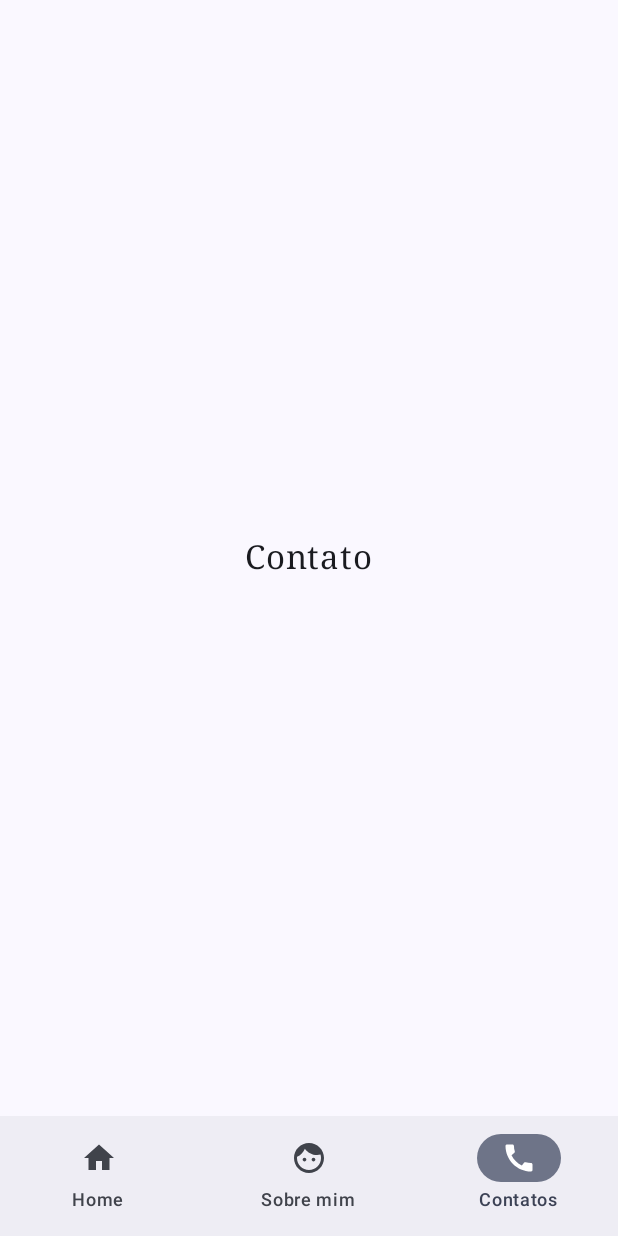
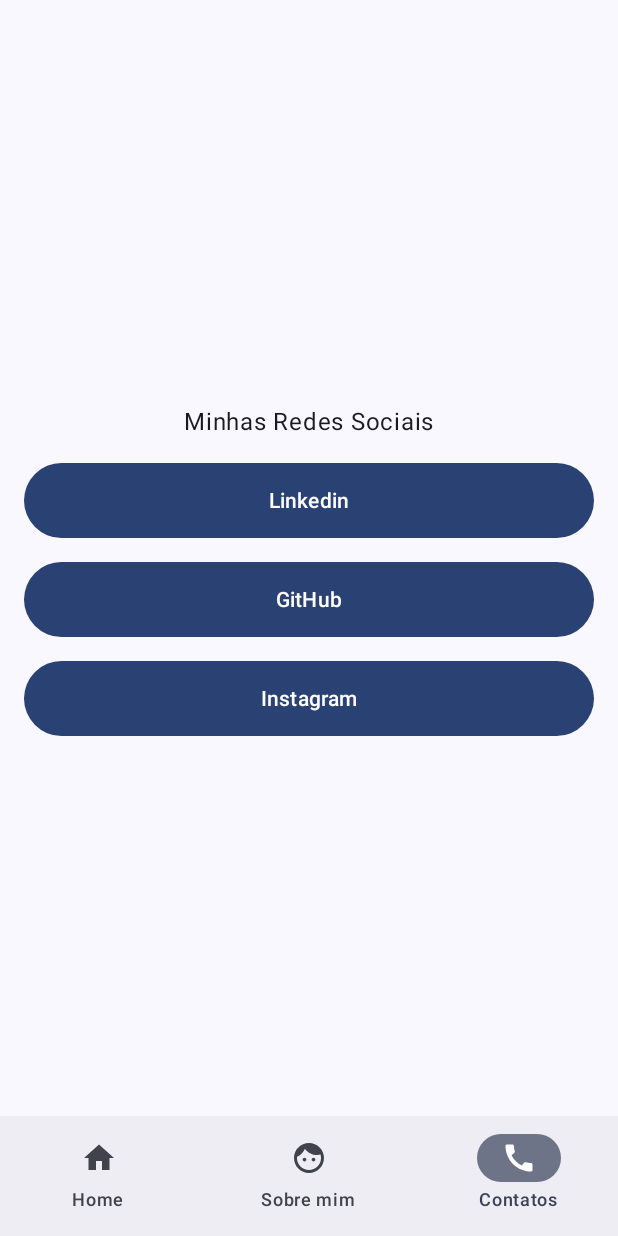
Before and after one commit to RodManzella/SinglePortfolio-JetpackCompose, an Android app built with Jetpack Compose: the Contato screen opened through its navigation route, on a phone screen of 412 x 824 dp. Run offline under Robolectric (Android 15) with nearby library versions, the phone set to English and light mode, and no system bars.

Commit message:
contatos

```diff
--- a/app/src/main/java/com/example/dugs_jetpackcompose/screens/Contato.kt
+++ b/app/src/main/java/com/example/dugs_jetpackcompose/screens/Contato.kt
@@ -1,23 +1,63 @@
 package com.example.dugs_jetpackcompose.screens
 
-import androidx.compose.foundation.layout.Box
+import android.content.Intent
+import android.net.Uri
+import androidx.compose.foundation.layout.Arrangement
+import androidx.compose.foundation.layout.Column
+import androidx.compose.foundation.layout.Spacer
 import androidx.compose.foundation.layout.fillMaxSize
+import androidx.compose.foundation.layout.fillMaxWidth
+import androidx.compose.foundation.layout.height
+import androidx.compose.foundation.layout.padding
+import androidx.compose.material3.Button
 import androidx.compose.material3.Text
 import androidx.compose.runtime.Composable
 import androidx.compose.ui.Alignment
 import androidx.compose.ui.Modifier
-import androidx.compose.ui.text.font.FontFamily
-import androidx.compose.ui.unit.sp
+import androidx.compose.ui.platform.LocalContext
+import androidx.compose.ui.unit.dp
 
 @Composable
 fun Contato(){
-    Box(
+    Column(
         modifier = Modifier
-            .fillMaxSize(),
-        contentAlignment = Alignment.Center){
-        Text(text = "Contato",
-            fontFamily = FontFamily.Serif,
-            fontSize = 22.sp
+            .fillMaxSize()
+            .padding(16.dp),
+        verticalArrangement = Arrangement.Center,
+        horizontalAlignment = Alignment.CenterHorizontally
+    ) {
+        Text(
+            text = "Minhas Redes Sociais",
+            modifier = Modifier
+                .padding(15.dp)
+
         )
+        MyButton("Linkedin", "https://www.linkedin.com/in/rodrigo-manzella-7b8b0a23b/")
+        Spacer(modifier = Modifier.height(16.dp))
+        MyButton("GitHub", "https://github.com/RodManzella")
+        Spacer(modifier = Modifier.height(16.dp))
+        MyButton("Instagram", "https://www.instagram.com/rodrigo_manzella/?hl=en")
     }
 }
+
+@Composable
+fun MyButton(label: String, url: String) {
+    val context = LocalContext.current
+
+    Button(
+        onClick = {
+
+            openUrlInBrowser(context, url)
+        },
+        modifier = Modifier
+            .fillMaxWidth()
+            .height(50.dp)
+    ) {
+        Text(text = label)
+    }
+}
+
+fun openUrlInBrowser(context: android.content.Context, url: String) {
+    val intent = Intent(Intent.ACTION_VIEW, Uri.parse(url))
+    context.startActivity(intent)
+}
```
Also changed, not shown: app/src/main/res/drawable/euuu.jpeg (added).
